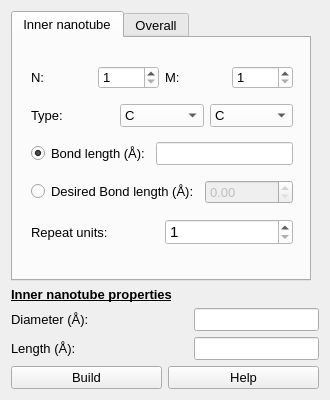
First picture: the form in furiousatoms/forms/MWNT.ui, repository nasimanousheh/furious-atoms, before the edit.
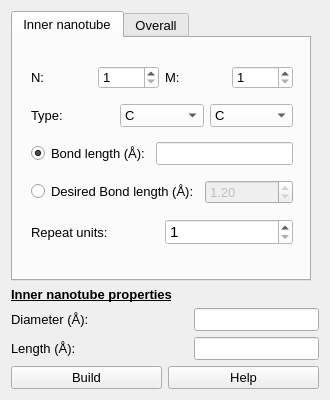
Second picture: the form after the edit.

Commit message: Changed the range of desired length

```diff
--- a/furiousatoms/forms/MWNT.ui
+++ b/furiousatoms/forms/MWNT.ui
@@ -309,6 +309,9 @@
                 <pointsize>10</pointsize>
                </font>
               </property>
+              <property name="minimum">
+               <double>0.400000000000000</double>
+              </property>
               <property name="maximum">
                <double>2.000000000000000</double>
               </property>
@@ -316,7 +319,7 @@
                <double>0.010000000000000</double>
               </property>
               <property name="value">
-               <double>0.000000000000000</double>
+               <double>1.200000000000000</double>
               </property>
              </widget>
             </item>
```
